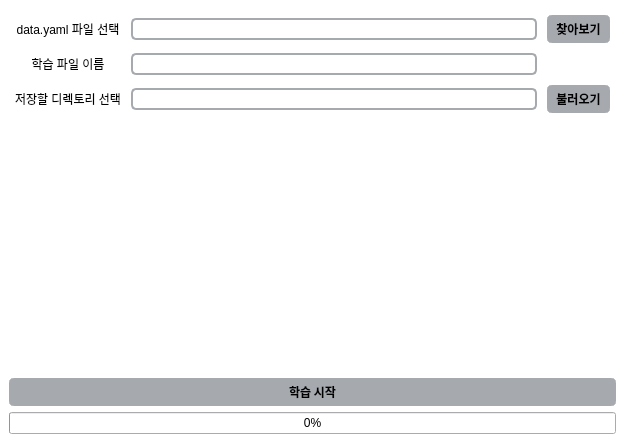
First picture: the form in gui/yolo_learn_window.ui, repository Meawcat/CheckMate, before the edit.
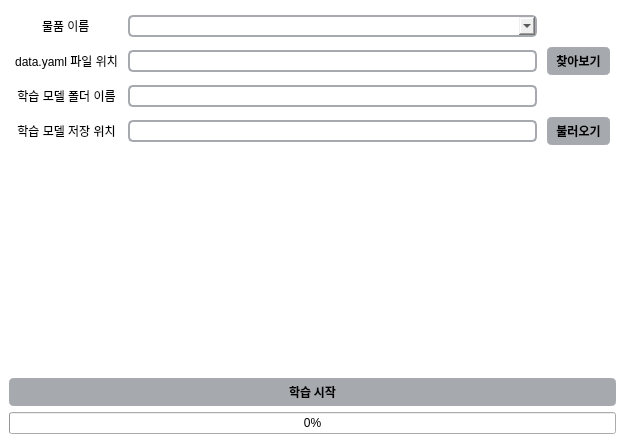
Second picture: the form after the edit.

Patch:
```diff
--- a/gui/yolo_learn_window.ui
+++ b/gui/yolo_learn_window.ui
@@ -40,30 +40,8 @@
       <property name="spacing">
        <number>10</number>
       </property>
-      <item row="1" column="1">
-       <widget class="QLineEdit" name="lineEdit_2">
-        <property name="styleSheet">
-         <string notr="true">border: 2px solid#a6aaaf;
-border-radius: 5px;
-padding: 1px 5px;
-
-</string>
-        </property>
-       </widget>
-      </item>
-      <item row="2" column="1">
-       <widget class="QLineEdit" name="lineEdit_3">
-        <property name="styleSheet">
-         <string notr="true">border: 2px solid#a6aaaf;
-border-radius: 5px;
-padding: 1px 5px;
-
-</string>
-        </property>
-       </widget>
-      </item>
-      <item row="0" column="2">
-       <widget class="QPushButton" name="pushButton">
+      <item row="1" column="2">
+       <widget class="QPushButton" name="find_button">
         <property name="font">
          <font>
           <family>맑은 고딕</family>
@@ -89,8 +67,30 @@
         </property>
        </widget>
       </item>
-      <item row="2" column="2">
-       <widget class="QPushButton" name="pushButton_2">
+      <item row="2" column="1">
+       <widget class="QLineEdit" name="model_dir_edit">
+        <property name="styleSheet">
+         <string notr="true">border: 2px solid#a6aaaf;
+border-radius: 5px;
+padding: 1px 5px;
+
+</string>
+        </property>
+       </widget>
+      </item>
+      <item row="1" column="1">
+       <widget class="QLineEdit" name="yaml_edit">
+        <property name="styleSheet">
+         <string notr="true">border: 2px solid#a6aaaf;
+border-radius: 5px;
+padding: 1px 5px;
+
+</string>
+        </property>
+       </widget>
+      </item>
+      <item row="3" column="2">
+       <widget class="QPushButton" name="load_button">
         <property name="font">
          <font>
           <family>맑은 고딕</family>
@@ -114,20 +114,63 @@
         </property>
        </widget>
       </item>
+      <item row="2" column="0">
+       <widget class="QLabel" name="model_dir">
+        <property name="text">
+         <string>학습 모델 폴더 이름</string>
+        </property>
+        <property name="alignment">
+         <set>Qt::AlignCenter</set>
+        </property>
+       </widget>
+      </item>
+      <item row="3" column="0">
+       <widget class="QLabel" name="model_save">
+        <property name="text">
+         <string>학습 모델 저장 위치</string>
+        </property>
+        <property name="alignment">
+         <set>Qt::AlignCenter</set>
+        </property>
+       </widget>
+      </item>
       <item row="1" column="0">
        <widget class="QLabel" name="label_2">
         <property name="text">
-         <string>학습 파일 이름</string>
+         <string>data.yaml 파일 위치</string>
         </property>
         <property name="alignment">
          <set>Qt::AlignCenter</set>
         </property>
        </widget>
       </item>
+      <item row="3" column="1">
+       <widget class="QLineEdit" name="model_save_edit">
+        <property name="styleSheet">
+         <string notr="true">border: 2px solid#a6aaaf;
+border-radius: 5px;
+padding: 1px 5px;
+
+</string>
+        </property>
+       </widget>
+      </item>
       <item row="0" column="1">
-       <widget class="QLineEdit" name="lineEdit">
+       <widget class="QComboBox" name="comboBox">
+        <property name="sizePolicy">
+         <sizepolicy hsizetype="Expanding" vsizetype="Fixed">
+          <horstretch>0</horstretch>
+          <verstretch>0</verstretch>
+         </sizepolicy>
+        </property>
+        <property name="maximumSize">
+         <size>
+          <width>16777215</width>
+          <height>16777215</height>
+         </size>
+        </property>
         <property name="styleSheet">
-         <string notr="true">border: 2px solid#a6aaaf;
+         <string notr="true">border: 2px solid #a6aaaf;
 border-radius: 5px;
 padding: 1px 5px;
 
@@ -135,23 +178,10 @@
         </property>
        </widget>
       </item>
-      <item row="2" column="0">
-       <widget class="QLabel" name="label_3">
+      <item row="0" column="0" alignment="Qt::AlignHCenter">
+       <widget class="QLabel" name="item_name">
         <property name="text">
-         <string>저장할 디렉토리 선택</string>
-        </property>
-        <property name="alignment">
-         <set>Qt::AlignCenter</set>
-        </property>
-       </widget>
-      </item>
-      <item row="0" column="0">
-       <widget class="QLabel" name="label">
-        <property name="text">
-         <string>data.yaml 파일 선택</string>
-        </property>
-        <property name="alignment">
-         <set>Qt::AlignCenter</set>
+         <string>물품 이름</string>
         </property>
        </widget>
       </item>
```
Left out of the diff: 8 changed lines with no effect on the pictures.
